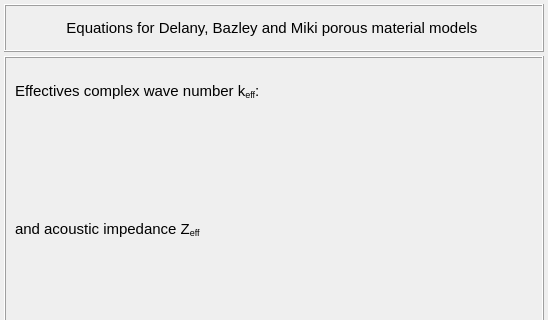
Before: the Qt Designer form vibra/interface/data/ui_files/model/auxiliar/equations_for_DBM_porous_material_models.ui in MOPT-UFSC/VIBRA, drawn with Qt 5; both pictures show x 0 to 548 and y 0 to 320 of the 548 by 487 pixel window.
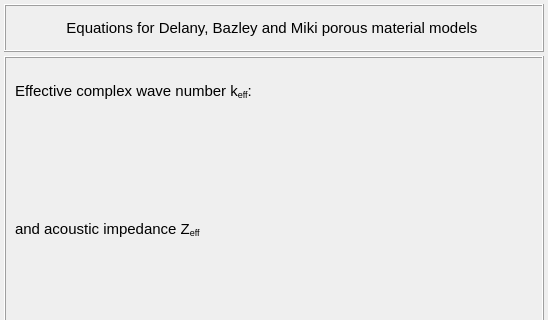
After: the same form once the commit is applied. Icons and pictures are not drawn.

Commit message: Corrects a misspelling by replacing 'Effectives' with 'Effective'

```diff
--- a/vibra/interface/data/ui_files/model/auxiliar/equations_for_DBM_porous_material_models.ui
+++ b/vibra/interface/data/ui_files/model/auxiliar/equations_for_DBM_porous_material_models.ui
@@ -143,7 +143,7 @@
          </font>
         </property>
         <property name="text">
-         <string>&lt;html&gt;&lt;head/&gt;&lt;body&gt;&lt;p&gt;Effectives complex wave number k&lt;span style=&quot; vertical-align:sub;&quot;&gt;eff&lt;/span&gt;:&lt;/p&gt;&lt;/body&gt;&lt;/html&gt;</string>
+         <string>&lt;html&gt;&lt;head/&gt;&lt;body&gt;&lt;p&gt;Effective complex wave number k&lt;span style=&quot; vertical-align:sub;&quot;&gt;eff&lt;/span&gt;:&lt;/p&gt;&lt;/body&gt;&lt;/html&gt;</string>
         </property>
        </widget>
       </item>
```
Left out of the diff: 24 changed lines with no effect on the pictures.
